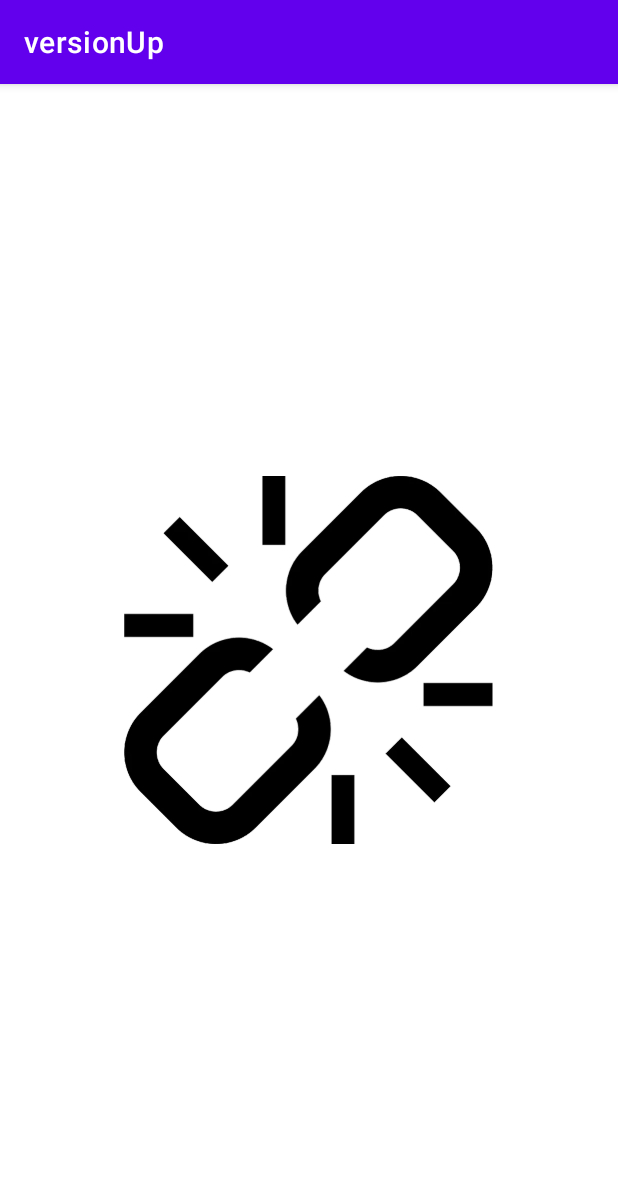
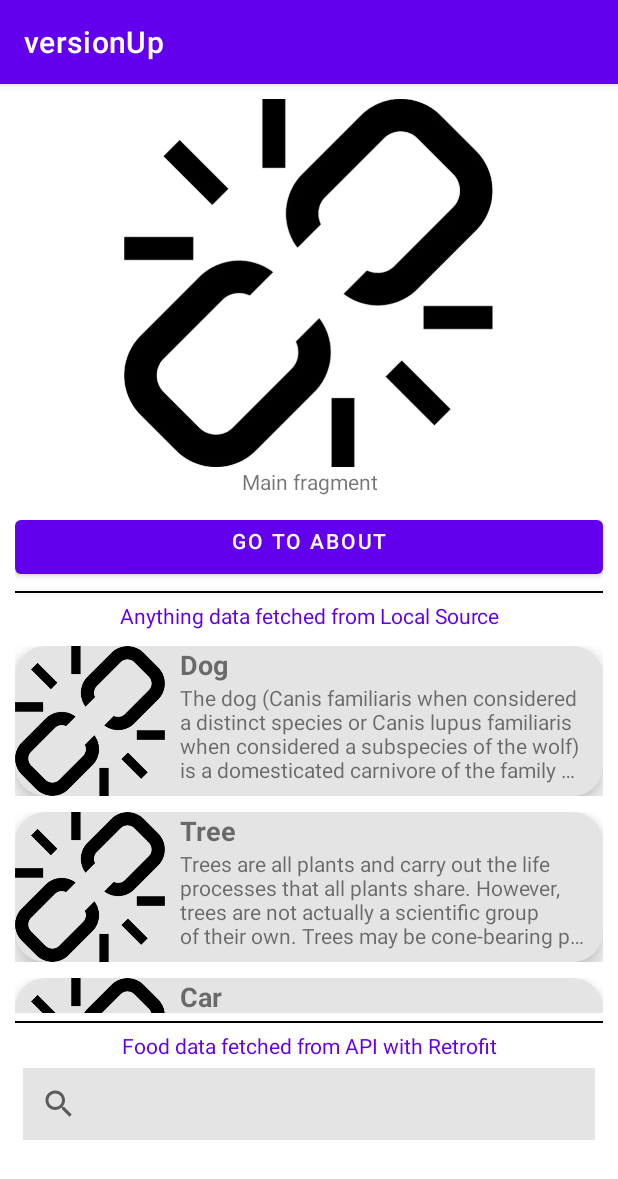
Before and after one commit to liviolopez/versionUp, an Android app: the screen it shows after launch (MainActivity), on a phone screen of 412 x 824 dp. Shown: the top 1179 px of the screen. Run offline under Robolectric (Android 15) with nearby library versions, the light colour scheme and no system bars; our stand-ins replace navigation-ui; pictures from the network do not load.

Commit message:
minor UI changes

```diff
--- a/app/src/main/java/dev/all4/versionUp/data/DataSource.kt
+++ b/app/src/main/java/dev/all4/versionUp/data/DataSource.kt
@@ -18,7 +18,11 @@
                                 Anything(
                                     "https://static.sciencelearn.org.nz/images/images/000/003/586/embed/TREES_ART_03_What_is_a_tree_PartsOfTree.jpeg?1530567716",
                                     "Tree",
-                                    "Trees are all plants and carry out the life processes that all plants share. However, trees are not actually a scientific group of their own. Trees may be cone-bearing plants (gymnosperms), flowering plants (angiosperms) or ferns.")
+                                    "Trees are all plants and carry out the life processes that all plants share. However, trees are not actually a scientific group of their own. Trees may be cone-bearing plants (gymnosperms), flowering plants (angiosperms) or ferns."),
+                                Anything(
+                                    "https://www.ebaymotorsblog.com/motors/blog/wp-content/uploads/2012/12/Electrical_600x400-740x480.jpg",
+                                    "Car",
+                                    "A car (or automobile) is a wheeled motor vehicle used for transportation. Most definitions of cars say that they run primarily on roads, seat one to eight people, have four tires, and mainly transport people rather than goods.")
                             ))
 
 
--- a/app/src/main/res/layout/fragment_main.xml
+++ b/app/src/main/res/layout/fragment_main.xml
@@ -1,9 +1,17 @@
-<LinearLayout xmlns:android="http://schemas.android.com/apk/res/android"
+<RelativeLayout xmlns:android="http://schemas.android.com/apk/res/android"
     xmlns:tools="http://schemas.android.com/tools"
-    tools:context=".ui.MainFragment"
     android:layout_width="match_parent"
     android:layout_height="match_parent"
     android:padding="10dp"
+    tools:context=".ui.MainFragment">
+
+    <ScrollView
+        android:layout_width="match_parent"
+        android:layout_height="match_parent">
+
+        <LinearLayout
+            android:layout_width="match_parent"
+            android:layout_height="wrap_content"
             android:orientation="vertical">
 
             <!-- ➡️ Loading and Error-->
@@ -16,7 +24,7 @@
                 <ProgressBar
                     android:layout_width="wrap_content"
                     android:layout_height="wrap_content"
-            android:layout_centerInParent="true"/>
+                    android:layout_centerInParent="true" />
 
             </RelativeLayout>
 
@@ -30,7 +38,7 @@
                     android:layout_width="wrap_content"
                     android:layout_height="wrap_content"
                     android:layout_centerInParent="true"
-            android:src="@drawable/broken_url"/>
+                    android:src="@drawable/broken_url" />
 
             </RelativeLayout>
             <!-- ⬅️ Loading and Error-->
@@ -47,31 +55,32 @@
                 android:layout_height="wrap_content"
                 android:layout_marginTop="10dp"
                 android:gravity="center_horizontal"
-        android:text="go to About"/>
+                android:text="go to About" />
 
             <View
                 android:layout_width="match_parent"
                 android:layout_height="1dp"
-        android:background="@color/black"
-        android:layout_marginVertical="5dp"/>
+                android:layout_marginVertical="5dp"
+                android:background="@color/black" />
 
             <!-- ➡️ Local Source-->
             <LinearLayout
                 android:layout_width="match_parent"
                 android:layout_height="wrap_content"
                 android:orientation="vertical">
+
                 <TextView
                     android:layout_width="match_parent"
                     android:layout_height="wrap_content"
+                    android:layout_marginBottom="5dp"
                     android:gravity="center_horizontal"
                     android:text="Anything data fetched from Local Source"
-            android:layout_marginBottom="5dp"
-            android:textColor="@color/title"/>
+                    android:textColor="@color/title" />
 
                 <androidx.recyclerview.widget.RecyclerView
                     android:id="@+id/rv_list_anything"
                     android:layout_width="match_parent"
-            android:layout_height="250dp"/>
+                    android:layout_height="250dp" />
 
             </LinearLayout>
             <!-- ⬅️ Local Source-->
@@ -79,27 +88,37 @@
             <View
                 android:layout_width="match_parent"
                 android:layout_height="1dp"
-        android:background="@color/black"
-        android:layout_marginVertical="5dp"/>
+                android:layout_marginVertical="5dp"
+                android:background="@color/black" />
 
             <!-- ➡️ API - Retrofit source -->
             <LinearLayout
                 android:layout_width="match_parent"
                 android:layout_height="wrap_content"
                 android:orientation="vertical">
+
                 <TextView
                     android:layout_width="match_parent"
                     android:layout_height="wrap_content"
+                    android:layout_marginBottom="5dp"
                     android:gravity="center_horizontal"
                     android:text="Food data fetched from API with Retrofit"
-            android:layout_marginBottom="5dp"
-            android:textColor="@color/title"/>
+                    android:textColor="@color/title" />
+
+                <SearchView
+                    android:layout_width="match_parent"
+                    android:layout_height="wrap_content"
+                    android:layout_marginHorizontal="5dp"
+                    android:background="@color/gray"
+                    android:layout_marginBottom="5dp"/>
 
                 <androidx.recyclerview.widget.RecyclerView
                     android:id="@+id/rv_list_meal_categories"
                     android:layout_width="match_parent"
-            android:layout_height="match_parent"/>
+                    android:layout_height="match_parent" />
             </LinearLayout>
             <!-- ⬅️ API - Retrofit source -->
 
         </LinearLayout>
+    </ScrollView>
+</RelativeLayout>
--- a/app/src/main/res/layout/row_vertical.xml
+++ b/app/src/main/res/layout/row_vertical.xml
@@ -20,8 +20,8 @@
 
             <ImageView
                 android:id="@+id/thumbnail"
-                android:layout_width="150dp"
-                android:layout_height="150dp"
+                android:layout_width="100dp"
+                android:layout_height="100dp"
                 android:src="@mipmap/ic_launcher" />
 
             <LinearLayout
@@ -42,7 +42,7 @@
                     android:id="@+id/description"
                     android:layout_width="match_parent"
                     android:layout_height="match_parent"
-                    android:maxLines="3"
+                    android:maxLines="4"
                     android:ellipsize="end"
                     tools:text="@tools:sample/lorem/random"/>
             </LinearLayout>
```
Lines whose indentation alone changed are shown as unchanged.
